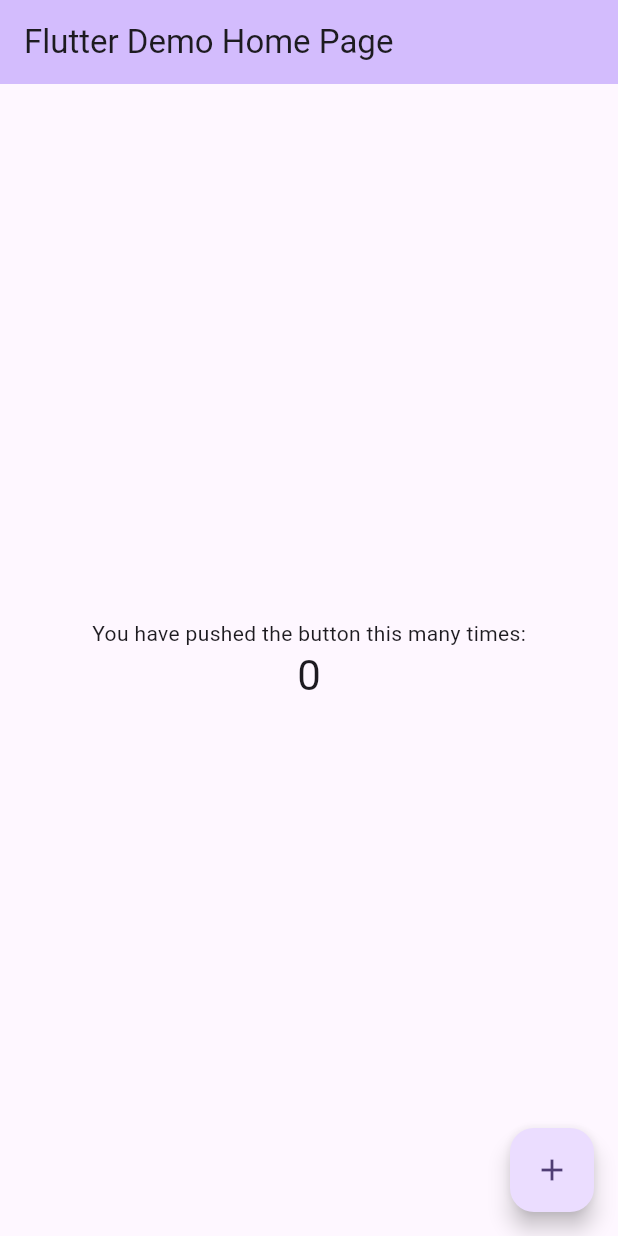
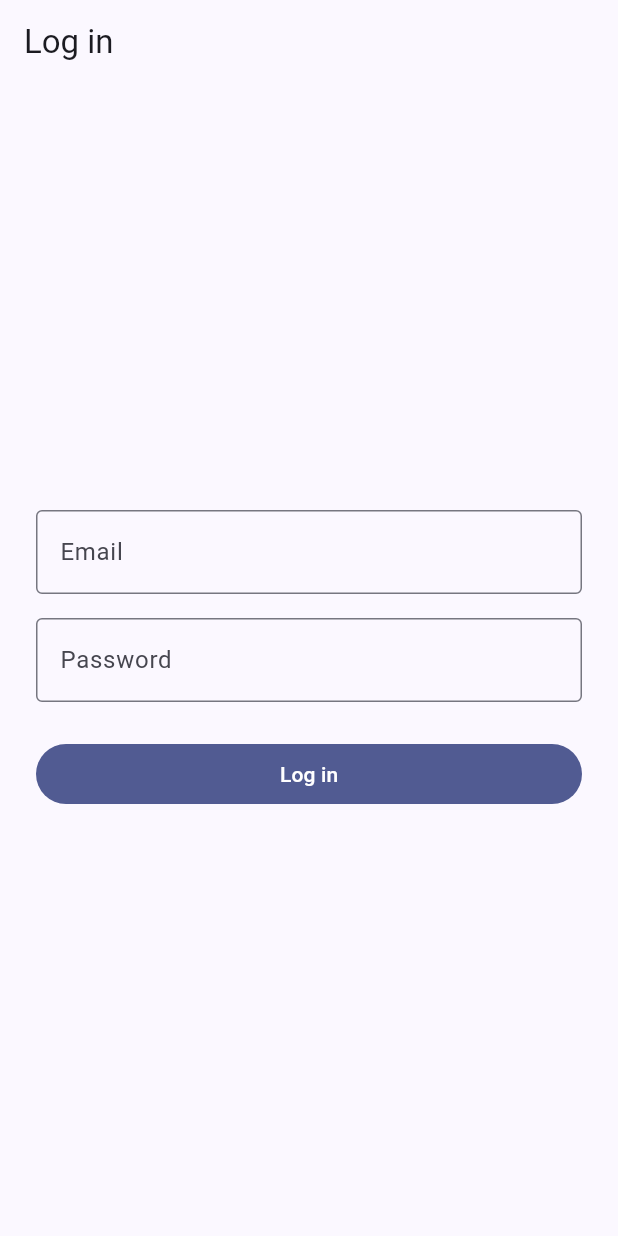
Before and after one commit to nghiatran0222/jh-sharetribe-flutter, a Flutter app: the screen it shows after launch, on a phone screen of 412 x 824 dp. Run offline on Flutter 3.47's test engine with Material 3 defaults, Android fonts, the phone set to English and light mode, and no system bars; our stand-ins replace dio, flutter_bloc, flutter_secure_storage.

Commit message:
P4: login and listings on Cubits, full-app mock widget test
- AppDependencies: the composition root; mock or live from Env, with a
  tokenStore override and zero mock latency for tests
- app.dart wires the repository and AuthCubit, then shows a spinner,
  LoginPage or ListingsPage (listings keyed by user id)
- AuthCubit (unknown / unauthenticated / authenticated) and ListingsCubit
  (loading / loaded / failed); refresh keeps the list on screen
- LoginPage with validation, submit state and AppError.message;
  ListingsPage with loading, empty, error + retry, pull-to-refresh, logout
- main.dart replaces the counter; widget_test.dart deleted
- 14 tests: Cubits with bloc_test, plus app_mock_test (cold start, login,
  wrong password, session restore, logout, pull-to-refresh)
- ADR 0010: mock mode uses SecureTokenStore too; tests inject in-memory

Co-Authored-By: Claude Opus 5 <noreply@anthropic.com>

```diff
--- /dev/null
+++ b/flutter_app/lib/app.dart
@@ -0,0 +1,54 @@
+import 'package:flutter/material.dart';
+import 'package:flutter_bloc/flutter_bloc.dart';
+
+import 'app_dependencies.dart';
+import 'domain/repositories/listing_repository.dart';
+import 'presentation/listings/listings_cubit.dart';
+import 'presentation/listings/listings_page.dart';
+import 'presentation/login/auth_cubit.dart';
+import 'presentation/login/login_page.dart';
+
+/// Wires the repositories and Cubits, then shows login or listings.
+class App extends StatelessWidget {
+  const App({super.key, required this.dependencies});
+
+  final AppDependencies dependencies;
+
+  @override
+  Widget build(BuildContext context) {
+    return RepositoryProvider.value(
+      value: dependencies.listingRepository,
+      child: BlocProvider(
+        create: (_) => AuthCubit(dependencies.authRepository)..restoreSession(),
+        child: MaterialApp(
+          title: 'Sharetribe',
+          theme: ThemeData(colorSchemeSeed: Colors.indigo, useMaterial3: true),
+          home: const _Home(),
+        ),
+      ),
+    );
+  }
+}
+
+class _Home extends StatelessWidget {
+  const _Home();
+
+  @override
+  Widget build(BuildContext context) {
+    return BlocBuilder<AuthCubit, AuthState>(
+      builder: (context, state) => switch (state) {
+        AuthUnknown() => const Scaffold(
+          body: Center(child: CircularProgressIndicator()),
+        ),
+        AuthUnauthenticated() => const LoginPage(),
+        // Keyed by user, so logging in as someone else reloads the listings.
+        AuthAuthenticated(:final user) => BlocProvider(
+          key: ValueKey(user.id),
+          create: (context) =>
+              ListingsCubit(context.read<ListingRepository>())..load(),
+          child: const ListingsPage(),
+        ),
+      },
+    );
+  }
+}
--- /dev/null
+++ b/flutter_app/lib/app_dependencies.dart
@@ -0,0 +1,49 @@
+import 'core/env.dart';
+import 'data/mock/mock_auth_repository.dart';
+import 'data/mock/mock_listing_repository.dart';
+import 'data/sharetribe/live_auth_repository.dart';
+import 'data/sharetribe/live_listing_repository.dart';
+import 'data/sharetribe/sharetribe_client.dart';
+import 'data/sharetribe/token_store.dart';
+import 'domain/repositories/auth_repository.dart';
+import 'domain/repositories/listing_repository.dart';
+
+/// The composition root: the one place that decides mock or live (ADR 0004).
+///
+/// Widget tests build this with an [InMemoryTokenStore], because tests have
+/// no platform channels for flutter_secure_storage (ADR 0010).
+class AppDependencies {
+  const AppDependencies({
+    required this.authRepository,
+    required this.listingRepository,
+  });
+
+  /// Builds the repositories for [env]. [tokenStore] overrides the default
+  /// [SecureTokenStore]; tests pass an [InMemoryTokenStore].
+  factory AppDependencies.fromEnv(
+    Env env, {
+    TokenStore? tokenStore,
+    Duration mockLatency = _mockLatency,
+  }) {
+    final store = tokenStore ?? SecureTokenStore();
+    if (env.mode == SharetribeMode.mock) {
+      // Mock mode keeps a fake session in the same store, so session restore
+      // and logout behave exactly as they do live.
+      return AppDependencies(
+        authRepository: MockAuthRepository(store, latency: mockLatency),
+        listingRepository: MockListingRepository(store, latency: mockLatency),
+      );
+    }
+    final client = SharetribeClient(clientId: env.clientId, tokenStore: store);
+    return AppDependencies(
+      authRepository: LiveAuthRepository(client, store),
+      listingRepository: LiveListingRepository(client),
+    );
+  }
+
+  /// Enough delay to see loading states by hand; tests pass `Duration.zero`.
+  static const _mockLatency = Duration(milliseconds: 300);
+
+  final AuthRepository authRepository;
+  final ListingRepository listingRepository;
+}
--- a/flutter_app/lib/main.dart
+++ b/flutter_app/lib/main.dart
@@ -1,122 +1,10 @@
 import 'package:flutter/material.dart';
 
+import 'app.dart';
+import 'app_dependencies.dart';
+import 'core/env.dart';
+
 void main() {
-  runApp(const MyApp());
+  final env = Env.fromDartDefines();
+  runApp(App(dependencies: AppDependencies.fromEnv(env)));
 }
-
-class MyApp extends StatelessWidget {
-  const MyApp({super.key});
-
-  // This widget is the root of your application.
-  @override
-  Widget build(BuildContext context) {
-    return MaterialApp(
-      title: 'Flutter Demo',
-      theme: ThemeData(
-        // This is the theme of your application.
-        //
-        // TRY THIS: Try running your application with "flutter run". You'll see
-        // the application has a purple toolbar. Then, without quitting the app,
-        // try changing the seedColor in the colorScheme below to Colors.green
-        // and then invoke "hot reload" (save your changes or press the "hot
-        // reload" button in a Flutter-supported IDE, or press "r" if you used
-        // the command line to start the app).
-        //
-        // Notice that the counter didn't reset back to zero; the application
-        // state is not lost during the reload. To reset the state, use hot
-        // restart instead.
-        //
-        // This works for code too, not just values: Most code changes can be
-        // tested with just a hot reload.
-        colorScheme: .fromSeed(seedColor: Colors.deepPurple),
-      ),
-      home: const MyHomePage(title: 'Flutter Demo Home Page'),
-    );
-  }
-}
-
-class MyHomePage extends StatefulWidget {
-  const MyHomePage({super.key, required this.title});
-
-  // This widget is the home page of your application. It is stateful, meaning
-  // that it has a State object (defined below) that contains fields that affect
-  // how it looks.
-
-  // This class is the configuration for the state. It holds the values (in this
-  // case the title) provided by the parent (in this case the App widget) and
-  // used by the build method of the State. Fields in a Widget subclass are
-  // always marked "final".
-
-  final String title;
-
-  @override
-  State<MyHomePage> createState() => _MyHomePageState();
-}
-
-class _MyHomePageState extends State<MyHomePage> {
-  int _counter = 0;
-
-  void _incrementCounter() {
-    setState(() {
-      // This call to setState tells the Flutter framework that something has
-      // changed in this State, which causes it to rerun the build method below
-      // so that the display can reflect the updated values. If we changed
-      // _counter without calling setState(), then the build method would not be
-      // called again, and so nothing would appear to happen.
-      _counter++;
-    });
-  }
-
-  @override
-  Widget build(BuildContext context) {
-    // This method is rerun every time setState is called, for instance as done
-    // by the _incrementCounter method above.
-    //
-    // The Flutter framework has been optimized to make rerunning build methods
-    // fast, so that you can just rebuild anything that needs updating rather
-    // than having to individually change instances of widgets.
-    return Scaffold(
-      appBar: AppBar(
-        // TRY THIS: Try changing the color here to a specific color (to
-        // Colors.amber, perhaps?) and trigger a hot reload to see the AppBar
-        // change color while the other colors stay the same.
-        backgroundColor: Theme.of(context).colorScheme.inversePrimary,
-        // Here we take the value from the MyHomePage object that was created by
-        // the App.build method, and use it to set our appbar title.
-        title: Text(widget.title),
-      ),
-      body: Center(
-        // Center is a layout widget. It takes a single child and positions it
-        // in the middle of the parent.
-        child: Column(
-          // Column is also a layout widget. It takes a list of children and
-          // arranges them vertically. By default, it sizes itself to fit its
-          // children horizontally, and tries to be as tall as its parent.
-          //
-          // Column has various properties to control how it sizes itself and
-          // how it positions its children. Here we use mainAxisAlignment to
-          // center the children vertically; the main axis here is the vertical
-          // axis because Columns are vertical (the cross axis would be
-          // horizontal).
-          //
-          // TRY THIS: Invoke "debug painting" (choose the "Toggle Debug Paint"
-          // action in the IDE, or press "p" in the console), to see the
-          // wireframe for each widget.
-          mainAxisAlignment: .center,
-          children: [
-            const Text('You have pushed the button this many times:'),
-            Text(
-              '$_counter',
-              style: Theme.of(context).textTheme.headlineMedium,
-            ),
-          ],
-        ),
-      ),
-      floatingActionButton: FloatingActionButton(
-        onPressed: _incrementCounter,
-        tooltip: 'Increment',
-        child: const Icon(Icons.add),
-      ),
-    );
-  }
-}
--- /dev/null
+++ b/flutter_app/lib/presentation/listings/listings_cubit.dart
@@ -0,0 +1,72 @@
+import 'package:flutter_bloc/flutter_bloc.dart';
+
+import '../../core/app_error.dart';
+import '../../core/result.dart';
+import '../../domain/models/listing.dart';
+import '../../domain/repositories/listing_repository.dart';
+
+sealed class ListingsState {
+  const ListingsState();
+}
+
+final class ListingsLoading extends ListingsState {
+  const ListingsLoading();
+}
+
+/// Loaded, possibly empty.
+final class ListingsLoaded extends ListingsState {
+  const ListingsLoaded(this.listings);
+
+  final List<Listing> listings;
+
+  @override
+  bool operator ==(Object other) =>
+      other is ListingsLoaded && _sameIds(other.listings, listings);
+
+  @override
+  int get hashCode => Object.hashAll(listings.map((l) => l.id));
+
+  static bool _sameIds(List<Listing> a, List<Listing> b) =>
+      a.length == b.length &&
+      Iterable.generate(a.length).every((i) => a[i] == b[i]);
+
+  @override
+  String toString() => 'ListingsLoaded(${listings.length})';
+}
+
+final class ListingsFailed extends ListingsState {
+  const ListingsFailed(this.error);
+
+  final AppError error;
+
+  @override
+  bool operator ==(Object other) =>
+      other is ListingsFailed && other.error.runtimeType == error.runtimeType;
+
+  @override
+  int get hashCode => error.runtimeType.hashCode;
+
+  @override
+  String toString() => 'ListingsFailed($error)';
+}
+
+/// The catalog for the listings page.
+class ListingsCubit extends Cubit<ListingsState> {
+  ListingsCubit(this._listings) : super(const ListingsLoading());
+
+  final ListingRepository _listings;
+
+  /// Loads the listings. A pull-to-refresh passes `showLoading: false` so the
+  /// current list stays on screen while the new one arrives.
+  Future<void> load({bool showLoading = true}) async {
+    if (showLoading) emit(const ListingsLoading());
+    switch (await _listings.fetchListings()) {
+      case Ok(:final value):
+        emit(ListingsLoaded(value));
+      case Err(:final error):
+        emit(ListingsFailed(error));
+    }
+  }
+
+  Future<void> refresh() => load(showLoading: false);
+}
--- /dev/null
+++ b/flutter_app/lib/presentation/login/auth_cubit.dart
@@ -0,0 +1,91 @@
+import 'package:flutter_bloc/flutter_bloc.dart';
+
+import '../../core/app_error.dart';
+import '../../core/result.dart';
+import '../../domain/models/user.dart';
+import '../../domain/repositories/auth_repository.dart';
+
+/// Where the session stands.
+sealed class AuthState {
+  const AuthState();
+}
+
+/// On launch, before the stored session has been checked.
+final class AuthUnknown extends AuthState {
+  const AuthUnknown();
+}
+
+/// No session. [submitting] is a login in flight; [error] is the last failure.
+final class AuthUnauthenticated extends AuthState {
+  const AuthUnauthenticated({this.error, this.submitting = false});
+
+  final AppError? error;
+  final bool submitting;
+
+  @override
+  bool operator ==(Object other) =>
+      other is AuthUnauthenticated &&
+      other.error.runtimeType == error.runtimeType &&
+      other.submitting == submitting;
+
+  @override
+  int get hashCode => Object.hash(error.runtimeType, submitting);
+
+  @override
+  String toString() =>
+      'AuthUnauthenticated(submitting: $submitting, error: $error)';
+}
+
+final class AuthAuthenticated extends AuthState {
+  const AuthAuthenticated(this.user);
+
+  final User user;
+
+  @override
+  bool operator ==(Object other) =>
+      other is AuthAuthenticated && other.user == user;
+
+  @override
+  int get hashCode => user.hashCode;
+
+  @override
+  String toString() => 'AuthAuthenticated(${user.email})';
+}
+
+/// Identity for the UI: restore on launch, log in, log out.
+class AuthCubit extends Cubit<AuthState> {
+  AuthCubit(this._auth) : super(const AuthUnknown());
+
+  final AuthRepository _auth;
+
+  /// Called once on launch: a stored session goes straight to listings.
+  Future<void> restoreSession() async {
+    emit(const AuthUnknown());
+    switch (await _auth.restoreSession()) {
+      case Ok(:final value):
+        emit(
+          value == null
+              ? const AuthUnauthenticated()
+              : AuthAuthenticated(value),
+        );
+      case Err(:final error):
+        emit(AuthUnauthenticated(error: error));
+    }
+  }
+
+  Future<void> logIn({required String email, required String password}) async {
+    emit(const AuthUnauthenticated(submitting: true));
+    switch (await _auth.login(email: email, password: password)) {
+      case Ok(:final value):
+        emit(AuthAuthenticated(value));
+      case Err(:final error):
+        emit(AuthUnauthenticated(error: error));
+    }
+  }
+
+  /// Clears the stored tokens and returns to login, online or not.
+  Future<void> logOut() async {
+    await _auth.logout();
+    emit(const AuthUnauthenticated());
+  }
+}
--- /dev/null
+++ b/flutter_app/lib/presentation/login/login_page.dart
@@ -0,0 +1,106 @@
+import 'package:flutter/material.dart';
+import 'package:flutter_bloc/flutter_bloc.dart';
+
+import 'auth_cubit.dart';
+
+/// Email and password, with the last error and a loading state.
+class LoginPage extends StatefulWidget {
+  const LoginPage({super.key});
+
+  @override
+  State<LoginPage> createState() => _LoginPageState();
+}
+
+class _LoginPageState extends State<LoginPage> {
+  final _formKey = GlobalKey<FormState>();
+  final _email = TextEditingController();
+  final _password = TextEditingController();
+
+  @override
+  void dispose() {
+    _email.dispose();
+    _password.dispose();
+    super.dispose();
+  }
+
+  void _submit(bool submitting) {
+    if (submitting || !_formKey.currentState!.validate()) return;
+    context.read<AuthCubit>().logIn(
+      email: _email.text,
+      password: _password.text,
+    );
+  }
+
+  @override
+  Widget build(BuildContext context) {
+    final state = context.watch<AuthCubit>().state;
+    final submitting = state is AuthUnauthenticated && state.submitting;
+    final error = state is AuthUnauthenticated ? state.error : null;
+
+    return Scaffold(
+      appBar: AppBar(title: const Text('Log in')),
+      body: Center(
+        child: SingleChildScrollView(
+          padding: const EdgeInsets.all(24),
+          child: ConstrainedBox(
+            constraints: const BoxConstraints(maxWidth: 420),
+            child: Form(
+              key: _formKey,
+              child: Column(
+                mainAxisSize: MainAxisSize.min,
+                crossAxisAlignment: CrossAxisAlignment.stretch,
+                children: [
+                  TextFormField(
+                    controller: _email,
+                    autocorrect: false,
+                    keyboardType: TextInputType.emailAddress,
+                    textInputAction: TextInputAction.next,
+                    decoration: const InputDecoration(
+                      labelText: 'Email',
+                      border: OutlineInputBorder(),
+                    ),
+                    validator: (v) =>
+                        (v ?? '').trim().isEmpty ? 'Enter your email' : null,
+                  ),
+                  const SizedBox(height: 16),
+                  TextFormField(
+                    controller: _password,
+                    obscureText: true,
+                    textInputAction: TextInputAction.done,
+                    decoration: const InputDecoration(
+                      labelText: 'Password',
+                      border: OutlineInputBorder(),
+                    ),
+                    validator: (v) =>
+                        (v ?? '').isEmpty ? 'Enter your password' : null,
+                    onFieldSubmitted: (_) => _submit(submitting),
+                  ),
+                  if (error != null) ...[
+                    const SizedBox(height: 16),
+                    Text(
+                      error.message,
+                      key: const Key('login_error'),
+                      style: TextStyle(
+                        color: Theme.of(context).colorScheme.error,
+                      ),
+                    ),
+                  ],
+                  const SizedBox(height: 24),
+                  FilledButton(
+                    onPressed: submitting ? null : () => _submit(submitting),
+                    child: submitting
+                        ? const SizedBox.square(
+                            dimension: 20,
+                            child: CircularProgressIndicator(strokeWidth: 2),
+                          )
+                        : const Text('Log in'),
+                  ),
+                ],
+              ),
+            ),
+          ),
+        ),
+      ),
+    );
+  }
+}
--- a/flutter_app/pubspec.yaml
+++ b/flutter_app/pubspec.yaml
@@ -47,6 +47,7 @@ dev_dependencies:
   # package. See that file for information about deactivating specific lint
   # rules and activating additional ones.
   flutter_lints: ^6.0.0
+  bloc_test: ^10.0.0
 flutter:
 
   # The following line ensures that the Material Icons font is
```
Also changed, not shown: flutter_app/lib/presentation/listings/listing_tile.dart (added, +56 -0 lines), flutter_app/lib/presentation/listings/listings_page.dart (added, +85 -0 lines), flutter_app/pubspec.lock, 6 other files.
